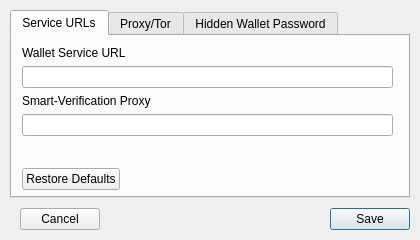
The window that src/qt/ui/settingsdialog.ui (jonasschnelli/dbb-app) describes before a commit, drawn with Qt 5.
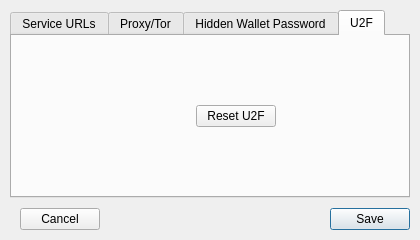
The same window after the commit. The open tabs and pages were chosen to show the change.

Commit message: Add reset U2F (experts settings)

```diff
--- a/src/qt/ui/settingsdialog.ui
+++ b/src/qt/ui/settingsdialog.ui
@@ -289,6 +289,40 @@
         </layout>
        </widget>
       </widget>
+      <widget class="QWidget" name="u2f">
+       <attribute name="title">
+        <string>U2F</string>
+       </attribute>
+       <widget class="QWidget" name="verticalLayoutWidget_4">
+        <property name="geometry">
+         <rect>
+          <x>-1</x>
+          <y>0</y>
+          <width>451</width>
+          <height>161</height>
+         </rect>
+        </property>
+        <layout class="QVBoxLayout" name="verticalLayout_5">
+         <item>
+          <layout class="QHBoxLayout" name="horizontalLayout_2">
+           <item>
+            <widget class="QPushButton" name="resetU2Fbutton">
+             <property name="sizePolicy">
+              <sizepolicy hsizetype="Fixed" vsizetype="Fixed">
+               <horstretch>0</horstretch>
+               <verstretch>0</verstretch>
+              </sizepolicy>
+             </property>
+             <property name="text">
+              <string>Reset U2F</string>
+             </property>
+            </widget>
+           </item>
+          </layout>
+         </item>
+        </layout>
+       </widget>
+      </widget>
      </widget>
     </item>
     <item>
```
The commit also changes 3 other files.
